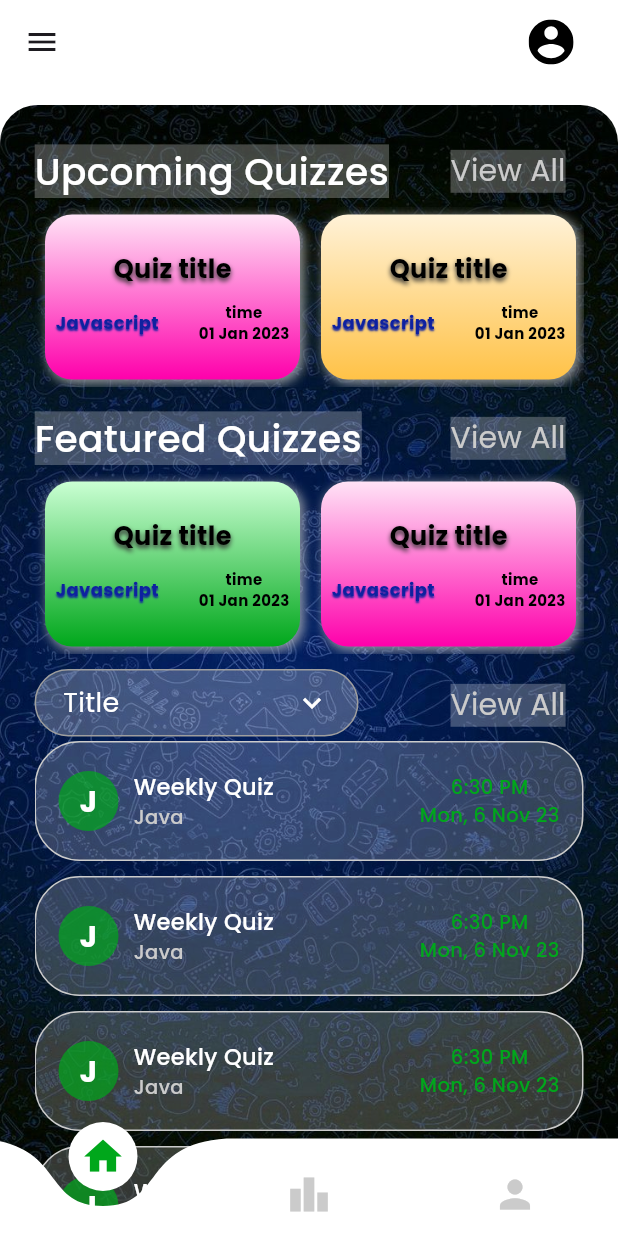
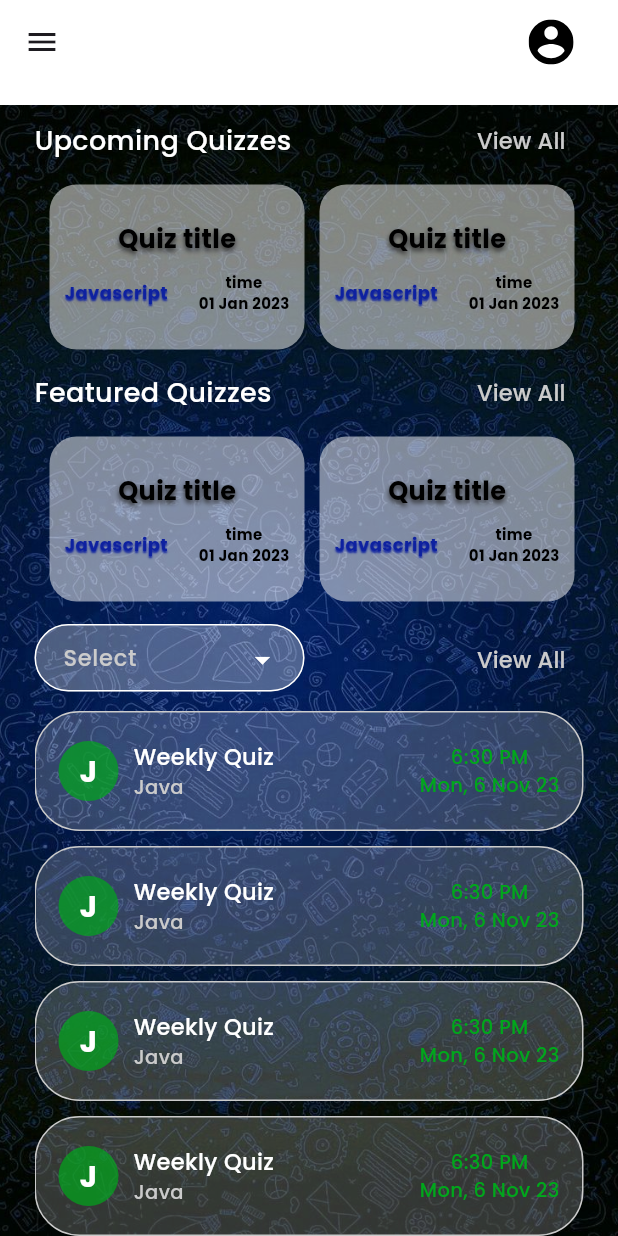
Before and after one commit to Muntasir89/Quizer_App, a Flutter app: the SignupScreen screen opened by its route, after a tap on "Sign Up", on a phone screen of 412 x 824 dp. Run offline on Flutter 3.47's test engine with Material 3 defaults, Android fonts, the phone set to English and light mode, and no system bars; drawn by our look-alikes of curved_navigation_bar; our stand-ins replace dropdown_button2, flutter_inset_box_shadow, flutter_svg, get, get_storage, go_router and 3 more; missing offline and left inert: dart:ffi; accounts and stored records are empty.

Commit message:
Home page UI updated

```diff
--- a/lib/core/constants/constants.dart
+++ b/lib/core/constants/constants.dart
@@ -9,3 +9,11 @@ const String no_account = "No Account?";
 const String name = "Name";
 const String mobielNo = "Mobile No";
 const String alreadyHasAccount = "Already has an Account?";
+
+// Home Page dart
+const String upcoming_quizes = "Upcoming Quizzes";
+const String upcoming = "Upcoming";
+const String view_all = "View All";
+const String featured_quizes = "Featured Quizzes";
+const String featured = "Featured";
+const String select = "Select";
--- a/lib/core/values/app_values.dart
+++ b/lib/core/values/app_values.dart
@@ -9,9 +9,14 @@ double getHeight(BuildContext context) {
   return MediaQuery.of(context).size.height;
 }
 
+const all0 = EdgeInsets.all(0);
+const all5 = EdgeInsets.all(5);
+const all10 = EdgeInsets.all(10);
 const all20 = EdgeInsets.all(20);
 const all30 = EdgeInsets.all(30);
+const symmetric_h0_v0 = EdgeInsets.symmetric(horizontal: 0, vertical: 0);
 const symmetric_h4_v2 = EdgeInsets.symmetric(horizontal: 4, vertical: 2);
+const symmetric_h5 = EdgeInsets.symmetric(horizontal: 5);
 const symmetric_h10 = EdgeInsets.symmetric(horizontal: 10);
 const symmetric_h15_v10 = EdgeInsets.symmetric(horizontal: 15, vertical: 10);
 const symmetric_h15 = EdgeInsets.symmetric(horizontal: 15);
@@ -30,12 +35,15 @@ const only_l30 = EdgeInsets.only(left: 30);
 const only_t25 = EdgeInsets.only(top: 25);
 const only_t55 = EdgeInsets.only(top: 55);
 const only_t150 = EdgeInsets.only(top: 150);
+const only_r13 = EdgeInsets.only(right: 13);
 const only_r20 = EdgeInsets.only(right: 20);
 // Radius
 const double r5 = 5;
+const double r8 = 8;
 const double r10 = 10;
 const double r12 = 12;
 const double r15 = 15;
+const double r20 = 20;
 const double r25 = 25;
 const double r30 = 30;
 
@@ -54,9 +62,12 @@ const gap_h50 = SizedBox(width: 50);
 const double size0 = 0;
 const double size30 = 30;
 const double size40 = 40;
+const double size45 = 45;
 const double size50 = 50;
 const double size60 = 60;
 const double size70 = 70;
 const double size80 = 80;
 const double size120 = 120;
 const double size150 = 150;
+const double size180 = 180;
+const double size200 = 200;
--- a/lib/core/values/text_style.dart
+++ b/lib/core/values/text_style.dart
@@ -49,6 +49,12 @@ const style_white_w500_15 = TextStyle(
   fontSize: 15,
 );
 
+const style_white_w500_18 = TextStyle(
+  color: AppColor.whiteColor,
+  fontWeight: FontWeight.w500,
+  fontSize: 18,
+);
+
 const style_white_w500_35 = TextStyle(
   color: AppColor.whiteColor,
   fontWeight: FontWeight.w500,
--- a/lib/view/home_screen/home_screen.dart
+++ b/lib/view/home_screen/home_screen.dart
@@ -1,18 +1,19 @@
 import 'package:curved_navigation_bar/curved_navigation_bar.dart';
 import 'package:flutter/material.dart';
+import 'package:flutter/widgets.dart';
 import 'package:flutter_svg/flutter_svg.dart';
 import 'package:get/get.dart';
 import 'package:quizer/core/assets/AppAssets.dart';
 import 'package:quizer/core/colors/AppColor.dart';
-import 'package:quizer/view/home_screen/widgets/header_quiz/viewAllBtn.dart';
+import 'package:quizer/core/constants/constants.dart';
+import 'package:quizer/core/values/text_style.dart';
+import 'package:quizer/view/home_screen/widgets/custom_dropdown.dart';
+import 'package:quizer/view/home_screen/widgets/viewAllBtn.dart';
 import 'package:quizer/view/home_screen/widgets/quiz_list.dart';
-import 'package:quizer/view/home_screen/widgets/subject_drop_down/subject_dd_body.dart';
-import 'package:quizer/view/home_screen/widgets/subject_drop_down/subject_head.dart';
-import 'package:quizer/view_model/home/bottomNavController/bottomNavController.dart';
 
 import '../../core/values/app_values.dart';
-import 'widgets/filterable_list_item/filterable_list_item.dart';
-import 'widgets/header_quiz/header_title.dart';
+import 'widgets/filterable_list_item.dart';
+import 'widgets/header_title.dart';
 
 class HomeScreen extends StatelessWidget {
   HomeScreen({super.key});
@@ -42,50 +43,46 @@ class HomeScreen extends StatelessWidget {
           ],
         ),
       ),
-      bottomNavigationBar: Obx(
-        () => CurvedNavigationBar(
-          backgroundColor: Colors.transparent,
-          color: AppColor.whiteColor,
-          height: 65,
-          items: <Widget>[
-            Icon(
-              Icons.home,
-              size: 30,
-              color: (Get.find<BottomNavController>().selectedIndex.value) == 0
-                  ? AppColor.primaryButtonColor
-                  : AppColor.secondaryTextColor,
-            ),
-            Icon(
-              Icons.leaderboard,
-              size: 30,
-              color: (Get.find<BottomNavController>().selectedIndex.value) == 1
-                  ? AppColor.primaryButtonColor
-                  : AppColor.secondaryTextColor,
-            ),
-            Icon(
-              Icons.person,
-              size: 30,
-              color: (Get.find<BottomNavController>().selectedIndex.value) == 2
-                  ? AppColor.primaryButtonColor
-                  : AppColor.secondaryTextColor,
-            ),
-          ],
-          onTap: (index) {
-            Get.find<BottomNavController>().onBottomNavItemTapped(index);
-          },
-        ),
-      ),
+      // bottomNavigationBar: Obx(
+      //   () => CurvedNavigationBar(
+      //     backgroundColor: Colors.transparent,
+      //     color: AppColor.whiteColor,
+      //     height: 65,
+      //     items: <Widget>[
+      //       Icon(
+      //         Icons.home,
+      //         size: 30,
+      //         // color: (Get.find<BottomNavController>().selectedIndex.value) == 0
+      //         //     ? AppColor.primaryButtonColor
+      //         //     : AppColor.secondaryTextColor,
+      //       ),
+      //       Icon(
+      //         Icons.leaderboard,
+      //         size: 30,
+      //         // color: (Get.find<BottomNavController>().selectedIndex.value) == 1
+      //         //     ? AppColor.primaryButtonColor
+      //         //     : AppColor.secondaryTextColor,
+      //       ),
+      //       Icon(
+      //         Icons.person,
+      //         size: 30,
+      //         // color: (Get.find<BottomNavController>().selectedIndex.value) == 2
+      //         //     ? AppColor.primaryButtonColor
+      //         //     : AppColor.secondaryTextColor,
+      //       ),
+      //     ],
+      //     onTap: (index) {
+      //       // Get.find<BottomNavController>().onBottomNavItemTapped(index);
+      //     },
+      //   ),
+      // ),
       body: Container(
-        padding: const EdgeInsets.only(left: 23, right: 23, top: 20),
+        padding: const EdgeInsets.only(left: 23, right: 23, top: 0),
         decoration: const BoxDecoration(
           image: DecorationImage(
             image: AssetImage(AppAssets.bg), // Replace with your own image
             fit: BoxFit.cover,
             scale: 1.0,
-          ),
-          borderRadius: BorderRadius.only(
-            topLeft: Radius.circular(25),
-            topRight: Radius.circular(25),
           ),
         ),
         child: Column(
@@ -95,28 +92,38 @@ class HomeScreen extends StatelessWidget {
             Row(
               mainAxisAlignment: MainAxisAlignment.spaceBetween,
               children: [
-                HeaderTitle(title: "Upcoming Quizzes"),
-                ViewAllBtn(string: "View All", onPressed: upcomingViewAll)
+                const HeaderTitle(title: upcoming_quizes),
+                ViewAllBtn(string: view_all, onPressed: pressedToViewAll)
               ],
             ),
-            QuizList(type: "Upcoming"),
+            QuizList(type: upcoming),
             Row(
               mainAxisAlignment: MainAxisAlignment.spaceBetween,
               children: [
-                HeaderTitle(title: "Featured Quizzes"),
-                ViewAllBtn(string: "View All", onPressed: upcomingViewAll)
+                const HeaderTitle(title: featured_quizes),
+                ViewAllBtn(string: view_all, onPressed: pressedToViewAll)
               ],
             ),
-            QuizList(type: "Featured"),
+            QuizList(type: featured),
+            gap_v10,
             Row(
               mainAxisAlignment: MainAxisAlignment.spaceBetween,
               crossAxisAlignment: CrossAxisAlignment.start,
               children: [
-                SubjectHead(),
-                ViewAllBtn(string: "View All", onPressed: upcomingViewAll),
+                CustomDropDown<String>(
+                  dropdownList: <String>[
+                    "dropdownItem1",
+                    "dropdownItem2",
+                    "dropdownItem3"
+                  ],
+                  onSelected: (String value) {
+                    print("selected value: ${value}");
+                  },
+                ),
+                ViewAllBtn(string: view_all, onPressed: pressedToViewAll),
               ],
             ),
-            SubjectDropDownBody(),
+            gap_v10,
             Expanded(
               child: SizedBox(
                 child: ListView.builder(
@@ -139,7 +146,7 @@ class HomeScreen extends StatelessWidget {
     );
   }
 
-  void upcomingViewAll() {
+  void pressedToViewAll() {
     print("Upcoming Quiz view all pressed");
   }
 }
--- /dev/null
+++ b/lib/view/home_screen/widgets/custom_dropdown.dart
@@ -0,0 +1,63 @@
+import 'package:dropdown_button2/dropdown_button2.dart';
+import 'package:flutter/material.dart';
+import 'package:quizer/core/colors/AppColor.dart';
+import 'package:quizer/core/values/text_style.dart';
+
+import '../../../core/constants/constants.dart';
+import '../../../core/values/app_values.dart';
+
+class CustomDropDown<T> extends StatelessWidget {
+  CustomDropDown({
+    required this.dropdownList,
+    required this.onSelected,
+    Key? key,
+  }) : super(key: key);
+
+  final List<T> dropdownList;
+  final void Function(T value) onSelected;
+
+  final TextEditingController textController = TextEditingController();
+
+  @override
+  Widget build(BuildContext context) {
+    return DropdownMenu(
+      width: size180,
+      // menuHeight: 50,
+      hintText: select,
+      textStyle: style_white_w500_15,
+      // expandedInsets: EdgeInsets.symmetric(horizontal: 20, vertical: 0),
+      inputDecorationTheme: InputDecorationTheme(
+        suffixIconColor: AppColor.whiteColor,
+        filled: true,
+        fillColor: AppColor.whiteColor.withOpacity(0.3),
+        hintStyle: style_grey_w500_15,
+        contentPadding: symmetric_h15_v10,
+        constraints: const BoxConstraints(maxHeight: size45),
+        border: OutlineInputBorder(
+          borderRadius: BorderRadius.circular(r20),
+          borderSide: const BorderSide(color: AppColor.whiteColor, width: 1.0),
+        ),
+        enabledBorder: OutlineInputBorder(
+          borderRadius: BorderRadius.circular(r25),
+          borderSide: const BorderSide(color: AppColor.whiteColor, width: 1.0),
+        ),
+      ),
+      menuStyle: MenuStyle(
+        backgroundColor:
+            MaterialStateProperty.all(Colors.white.withOpacity(0.9)),
+        shape: MaterialStateProperty.all(
+          RoundedRectangleBorder(
+            borderRadius: BorderRadius.circular(r20),
+          ),
+        ),
+      ),
+      dropdownMenuEntries: dropdownList
+          .map((item) =>
+              DropdownMenuEntry(value: item.toString(), label: item.toString()))
+          .toList(),
+      onSelected: (value) {
+        print(value);
+      },
+    );
+  }
+}
--- a/lib/view/home_screen/widgets/header_quiz/header_title.dart
+++ /dev/null
@@ -1,20 +0,0 @@
-import 'package:flutter/material.dart';
-
-import '../../../../core/colors/AppColor.dart';
-
-class HeaderTitle extends StatelessWidget {
-  final title;
-  HeaderTitle({super.key, required this.title});
-
-  @override
-  Widget build(BuildContext context) {
-    return Text(
-      title,
-      style: TextStyle(
-          backgroundColor: AppColor.whiteColor.withOpacity(0.25),
-          color: AppColor.whiteColor,
-          fontSize: 25,
-          fontWeight: FontWeight.w500),
-    );
-  }
-}
--- /dev/null
+++ b/lib/view/home_screen/widgets/header_title.dart
@@ -0,0 +1,14 @@
+import 'package:flutter/material.dart';
+import 'package:quizer/core/values/text_style.dart';
+
+import '../../../core/colors/AppColor.dart';
+
+class HeaderTitle extends StatelessWidget {
+  final title;
+  const HeaderTitle({super.key, required this.title});
+
+  @override
+  Widget build(BuildContext context) {
+    return Text(title, style: style_white_w500_18);
+  }
+}
--- a/lib/view/home_screen/widgets/quiz_list.dart
+++ b/lib/view/home_screen/widgets/quiz_list.dart
@@ -1,5 +1,6 @@
 import 'package:flutter/material.dart';
 import 'package:quizer/core/colors/AppColor.dart';
+import 'package:quizer/core/values/app_values.dart';
 import 'package:quizer/view/home_screen/widgets/subject_quiz_card.dart';
 import 'package:quizer/view/home_screen/widgets/title_quiz_card.dart';
 import 'package:quizer/view/home_screen/widgets/timedate_quiz_card.dart';
@@ -10,57 +11,31 @@ class QuizList extends StatelessWidget {
 
   @override
   Widget build(BuildContext context) {
-    final List<List<Color>> quizCardColors = [
-      [AppColor.pinkTopCenter, AppColor.pinkBottomCenter],
-      [AppColor.orangeTopCenter, AppColor.orangeBottomCenter],
-      [AppColor.yellowTopCenter, AppColor.yellowBottomCenter],
-      [AppColor.greenTopCenter, AppColor.greenBottomCenter],
-    ];
-
     return Container(
       // color: Colors.amber,
       height: 120,
       alignment: Alignment.center,
-      margin: EdgeInsets.only(bottom: 10),
       child: ListView.builder(
           scrollDirection: Axis.horizontal,
           shrinkWrap: true,
           itemCount: 10,
-          padding: EdgeInsets.symmetric(vertical: 5),
+          padding: all5,
           itemBuilder: (context, index) {
             return Container(
               width: 170,
               height: 110,
-              margin: EdgeInsets.symmetric(horizontal: 7),
-              padding: EdgeInsets.symmetric(horizontal: 7, vertical: 7),
+              margin: symmetric_h5,
+              padding: symmetric_h10,
               //color: AppColorhiteColor,
               decoration: BoxDecoration(
-                  borderRadius: BorderRadius.circular(18),
-                  color: AppColor.whiteColor,
-                  gradient: LinearGradient(
-                    begin: Alignment.topCenter,
-                    end: Alignment.bottomCenter,
-                    colors: [
-                      quizCardColors[(index + (type == "Upcoming" ? 0 : 3)) %
-                          quizCardColors.length][0],
-                      quizCardColors[(index + (type == "Upcoming" ? 0 : 3)) %
-                          quizCardColors.length][1],
-                    ],
-                  ),
-                  boxShadow: [
-                    BoxShadow(
-                        color: AppColor.innerBoxShadowColor,
-                        offset: Offset(2.0, 2.0),
-                        blurRadius: 5.0,
-                        spreadRadius: 0.5),
-                  ]),
+                borderRadius: BorderRadius.circular(18),
+                color: AppColor.whiteColor.withOpacity(0.5),
+              ),
               child: Column(
                 mainAxisAlignment: MainAxisAlignment.center,
                 children: [
                   TitleQuizCard(title: "Quiz title"),
-                  SizedBox(
-                    height: 10,
-                  ),
+                  gap_v10,
                   Row(
                       mainAxisAlignment: MainAxisAlignment.spaceBetween,
                       children: [
--- a/lib/view/home_screen/widgets/subject_drop_down/expanded_list_animation_widget.dart
+++ /dev/null
@@ -1,76 +0,0 @@
-import 'package:flutter/material.dart';
-
-class ExpandedSection extends StatefulWidget {
-  final Widget child;
-  final int height;
-  final bool expand;
-
-  ExpandedSection(
-      {this.expand = false, required this.child, required this.height});
-
-  @override
-  _ExpandedSectionState createState() => _ExpandedSectionState();
-}
-
-class _ExpandedSectionState extends State<ExpandedSection>
-    with SingleTickerProviderStateMixin {
-  late AnimationController expandController;
-  late Animation<double> animation;
-
-  @override
-  void initState() {
-    super.initState();
-    prepareAnimations();
-    _runExpandCheck();
-  }
-
-  ///Setting up the animation
-  void prepareAnimations() {
-    expandController = AnimationController(
-        vsync: this, duration: const Duration(milliseconds: 500));
-    animation = CurvedAnimation(
-      parent: expandController,
-      curve: Curves.fastOutSlowIn,
-    );
-  }
-
-  void _runExpandCheck() {
-    if (widget.expand) {
-      expandController.forward();
-    } else {
-      expandController.reverse();
-    }
-  }
-
-  @override
-  void didUpdateWidget(ExpandedSection oldWidget) {
-    super.didUpdateWidget(oldWidget);
-    _runExpandCheck();
-  }
-
-  @override
-  void dispose() {
-    expandController.dispose();
-    super.dispose();
-  }
-
-  @override
-  Widget build(BuildContext context) {
-    return SizeTransition(
-        axisAlignment: 1.0,
-        sizeFactor: animation,
-        child: Container(
-          padding: EdgeInsets.only(bottom: 5),
-          constraints: BoxConstraints(
-              //minHeight: 100,
-              minWidth: double.infinity,
-              maxHeight: widget.height > 5
-                  ? 195
-                  : widget.height == 1
-                      ? 55
-                      : widget.height * 50.0),
-          child: Padding(
-              padding: const EdgeInsets.only(bottom: 5), child: widget.child),
-        ));
-  }
-}
--- a/lib/view/home_screen/widgets/subject_drop_down/subject_dd_body.dart
+++ /dev/null
@@ -1,54 +0,0 @@
-import 'package:flutter/material.dart';
-import 'package:get/get.dart';
-import 'package:quizer/core/colors/AppColor.dart';
-import 'package:quizer/view_model/home/subject_dropdown/subjectDropDownController.dart';
-
-class SubjectDropDownBody extends StatelessWidget {
-  SubjectDropDownBody({super.key});
-
-  List<String> listItem = ["Item 1", "Item 2", "Item 3", "Item 4", "Item 5"];
-
-  @override
-  Widget build(BuildContext context) {
-    return SizeTransition(
-      sizeFactor: Get.find<SubjectDropDownController>().expandAnimation,
-      axis: Axis.vertical,
-      axisAlignment: 1.0,
-      child: Material(
-        type: MaterialType.transparency,
-        child: ListView.builder(
-            // padding: EdgeInsets.symmetric(horizontal: 10, vertical: 0),
-            shrinkWrap: true,
-            itemCount: listItem.length,
-            itemBuilder: (context, index) {
-              return InkWell(
-                onTap: () {
-                  //  expandControl.startAniamation();
-                },
-                borderRadius: (index == 0)
-                    ? BorderRadius.only(
-                        topLeft: Radius.circular(25),
-                        topRight: Radius.circular(25))
-                    : (index == listItem.length - 1)
-                        ? BorderRadius.only(
-                            bottomLeft: Radius.circular(25),
-                            bottomRight: Radius.circular(25))
-                        : null,
-                child: Container(
-                  height: 45,
-                  width: 216,
-                  color: AppColor.primaryButtonColor,
-                  alignment: Alignment.centerLeft,
-                  padding: EdgeInsets.symmetric(horizontal: 18, vertical: 0),
-                  child: Text(
-                    listItem.elementAt(index),
-                    style: TextStyle(fontSize: 18, color: Colors.white),
-                    // overflow: ,
-                  ),
-                ),
-              );
-            }),
-      ),
-    );
-  }
-}
--- a/lib/view/home_screen/widgets/subject_drop_down/subject_head.dart
+++ /dev/null
@@ -1,55 +0,0 @@
-import 'package:flutter/material.dart';
-import 'package:get/get.dart';
-
-import '../../../../core/colors/AppColor.dart';
-import '../../../../view_model/home/subject_dropdown/subjectDropDownController.dart';
-
-class SubjectHead extends StatelessWidget {
-  const SubjectHead({super.key});
-
-  @override
-  Widget build(BuildContext context) {
-    return Material(
-      type: MaterialType.transparency,
-      child: InkWell(
-        onTap: () {
-          Get.find<SubjectDropDownController>().startAniamation();
-        },
-        borderRadius: BorderRadius.circular(25),
-        child: Container(
-          height: 45,
-          width: 216,
-          decoration: BoxDecoration(
-            color: AppColor.whiteColor.withOpacity(0.25),
-            border: Border.all(color: Colors.grey, width: 1),
-            borderRadius: BorderRadius.circular(25),
-          ),
-          constraints: BoxConstraints(minHeight: 45, minWidth: 216),
-          padding: EdgeInsets.symmetric(horizontal: 18),
-          alignment: Alignment.center,
-          child: Row(
-            mainAxisAlignment: MainAxisAlignment.spaceBetween,
-            children: [
-              Text(
-                "Title",
-                style: TextStyle(fontSize: 18, color: Colors.white),
-              ),
-              Obx(
-                () => AnimatedRotation(
-                  turns: Get.find<SubjectDropDownController>().rotation.value,
-                  duration: Duration(milliseconds: 300),
-                  child: Icon(
-                    // isStrechedDropDown
-                    //     ? Icons.keyboard_arrow_up_sharp
-                    Icons.keyboard_arrow_down_sharp,
-                    color: AppColor.whiteColor,
-                  ),
-                ),
-              )
-            ],
-          ),
-        ),
-      ),
-    );
-  }
-}
--- a/lib/view/home_screen/widgets/header_quiz/viewAllBtn.dart
+++ b/lib/view/home_screen/widgets/viewAllBtn.dart
@@ -1,6 +1,5 @@
 import 'package:flutter/material.dart';
-
-import '../../../../core/colors/AppColor.dart';
+import 'package:quizer/core/values/text_style.dart';
 
 class ViewAllBtn extends StatelessWidget {
   ViewAllBtn({required this.string, required this.onPressed, super.key});
@@ -11,14 +10,7 @@ class ViewAllBtn extends StatelessWidget {
   Widget build(BuildContext context) {
     return TextButton(
       onPressed: onPressed,
-      child: Text(
-        string,
-        style: TextStyle(
-            backgroundColor: AppColor.whiteColor.withOpacity(0.25),
-            color: AppColor.secondaryTextColor,
-            fontSize: 20,
-            fontWeight: FontWeight.w400),
-      ),
+      child: Text(string, style: style_grey_w500_15),
     );
   }
 }
--- a/pubspec.yaml
+++ b/pubspec.yaml
@@ -42,6 +42,7 @@ dependencies:
   google_fonts: ^6.1.0
   curved_navigation_bar: ^1.0.3
   go_router: ^13.2.2
+  dropdown_button2: ^2.3.9
 
 dev_dependencies:
   flutter_test:
```
Also changed, not shown: lib/main.dart (+7 -6 lines), lib/view/home_screen/widgets/filterable_list_item.dart (renamed from lib/view/home_screen/widgets/filterable_list_item/filterable_list_item.dart), pubspec.lock.
